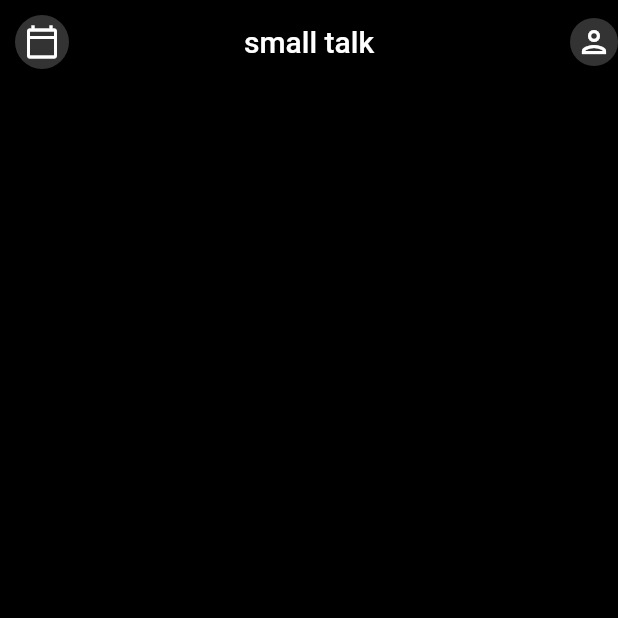
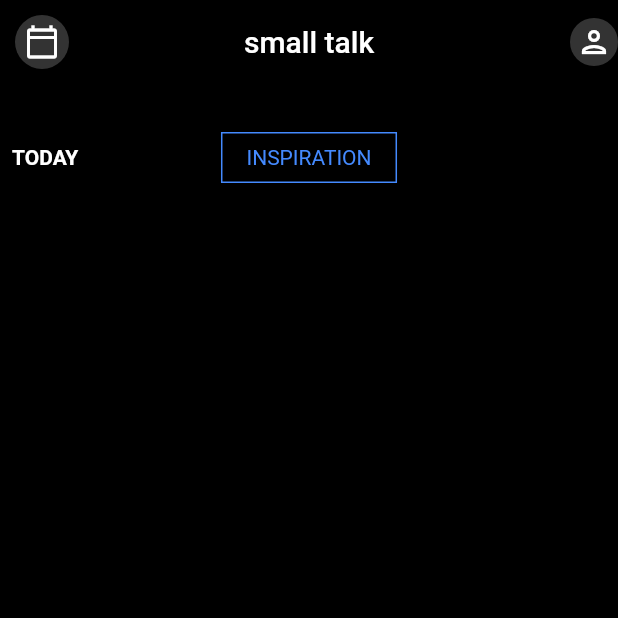
Before and after one commit to JAICHANGPARK/flutter_notebook_17th_story, a Flutter app: the screen it shows after launch, on a phone screen of 412 x 824 dp, the top half of it. Run offline on Flutter 3.47's test engine with Material 2 defaults, Android fonts, the phone set to English and light mode, and no system bars; our stand-ins replace badges, cached_network_image, fl_chart, flutter_riverpod, freezed_annotation, ionicons and 1 more.

Commit message:
Update small_talk_home_page.dart

```diff
--- a/lib/ep1043_small_talk_app/src/ui/small_talk_home_page.dart
+++ b/lib/ep1043_small_talk_app/src/ui/small_talk_home_page.dart
@@ -17,20 +17,57 @@ class SmallTalkHomePage extends StatelessWidget {
             backgroundColor: Colors.white.withOpacity(0.2),
             foregroundColor: Colors.white,
             radius: 16,
-            child: Icon(Icons.calendar_today_outlined),
+            child: const Icon(Icons.calendar_today_outlined),
           ),
         ),
-        title: Text("small talk"),
+        title: const Text("small talk"),
         actions: [
           CircleAvatar(
             radius: 16,
-            child: Icon(Icons.person_outlined),
+            child: const Icon(Icons.person_outlined),
             backgroundColor: Colors.white.withOpacity(0.2),
             foregroundColor: Colors.white,
           ),
         ],
       ),
-      body: Column(),
+      body: Padding(
+        padding: const EdgeInsets.all(8.0),
+        child: Column(
+          children: [
+            SizedBox(
+              height: 24,
+            ),
+            Row(
+              children: [
+                Expanded(
+                    child: Text(
+                  "TODAY",
+                  style: TextStyle(
+                    color: Colors.white,
+                    fontWeight: FontWeight.bold,
+                  ),
+                )),
+                Expanded(
+                  child: Center(
+                    child: Container(
+                      padding: EdgeInsets.symmetric(horizontal: 16, vertical: 8),
+                      decoration: BoxDecoration(
+                          border: Border.all(
+                        color: Colors.blueAccent,
+                      )),
+                      child: Text(
+                        "INSPIRATION",
+                        style: TextStyle(color: Colors.blueAccent),
+                      ),
+                    ),
+                  ),
+                ),
+                Expanded(child: Container()),
+              ],
+            )
+          ],
+        ),
+      ),
     );
   }
 }
```
